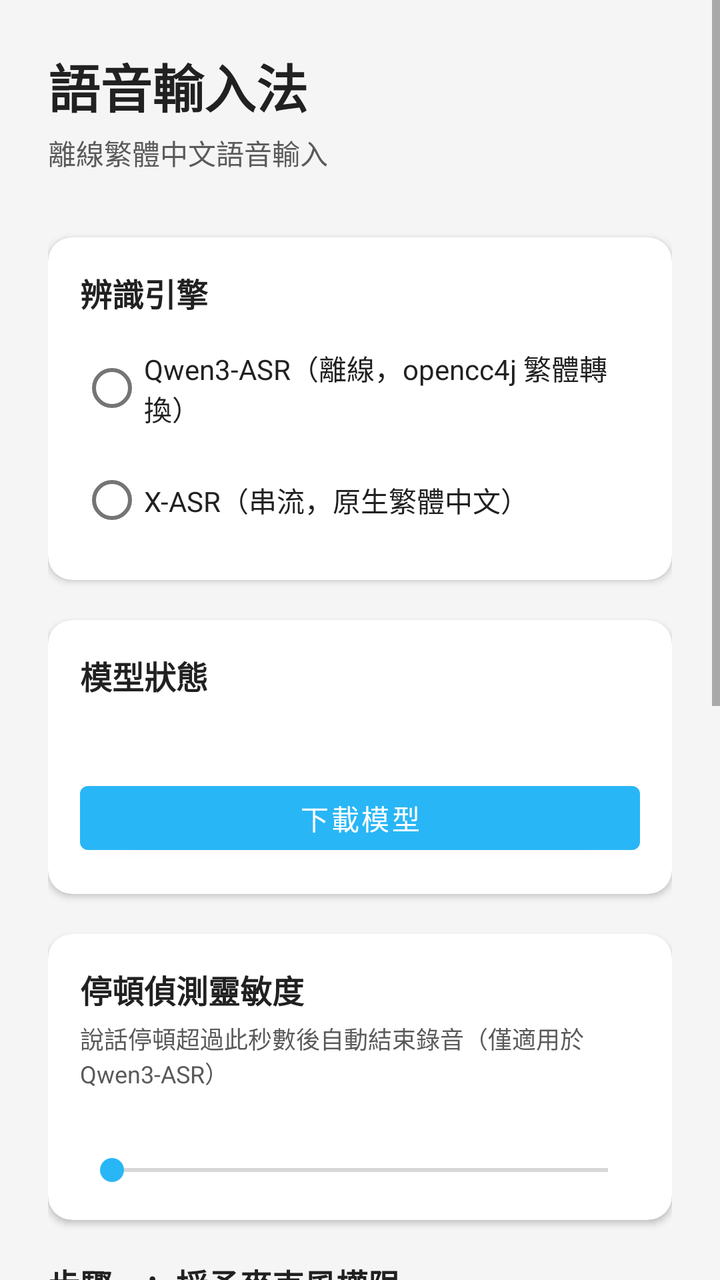
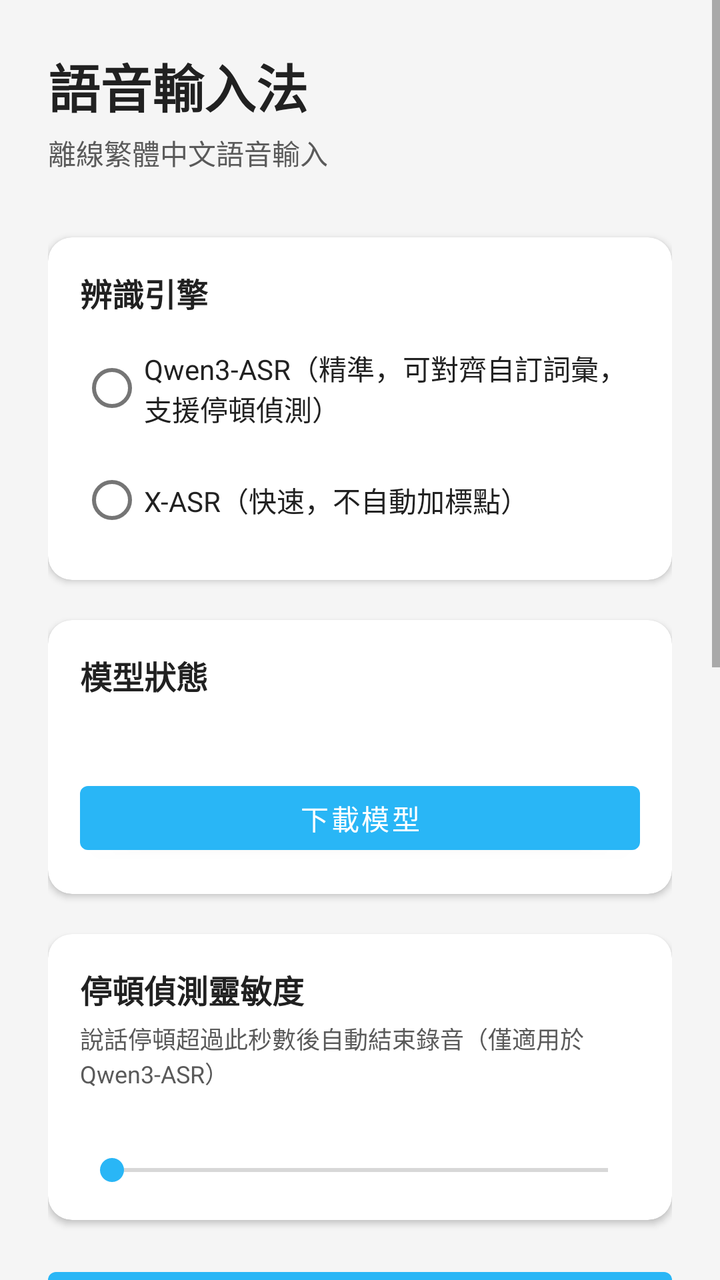

Two renders of the same Android screen: before a commit and after it. Below are the layout's source before the change and the commit's diff.
<!-- AndroidManifest.xml: application theme Theme.VoiceAssistant -->
<!-- res/layout/activity_settings.xml -->
<?xml version="1.0" encoding="utf-8"?>
<ScrollView xmlns:android="http://schemas.android.com/apk/res/android"
    android:layout_width="match_parent"
    android:layout_height="match_parent"
    android:background="@color/background">

    <LinearLayout
        android:layout_width="match_parent"
        android:layout_height="wrap_content"
        android:orientation="vertical"
        android:padding="24dp">

        <TextView
            android:layout_width="match_parent"
            android:layout_height="wrap_content"
            android:text="語音輸入法"
            android:textSize="26sp"
            android:textStyle="bold"
            android:textColor="@color/text_primary"
            android:layout_marginBottom="4dp" />

        <TextView
            android:layout_width="match_parent"
            android:layout_height="wrap_content"
            android:text="離線繁體中文語音輸入"
            android:textSize="14sp"
            android:textColor="@color/text_secondary"
            android:layout_marginBottom="32dp" />

        
        <androidx.cardview.widget.CardView
            xmlns:app="http://schemas.android.com/apk/res-auto"
            android:layout_width="match_parent"
            android:layout_height="wrap_content"
            app:cardCornerRadius="12dp"
            app:cardElevation="2dp"
            app:cardBackgroundColor="@color/white"
            android:layout_marginBottom="20dp">

            <LinearLayout
                android:layout_width="match_parent"
                android:layout_height="wrap_content"
                android:orientation="vertical"
                android:padding="16dp">

                <TextView
                    android:layout_width="match_parent"
                    android:layout_height="wrap_content"
                    android:text="辨識引擎"
                    android:textSize="16sp"
                    android:textStyle="bold"
                    android:textColor="@color/text_primary"
                    android:layout_marginBottom="12dp" />

                <RadioGroup
                    android:id="@+id/rg_engine"
                    android:layout_width="match_parent"
                    android:layout_height="wrap_content"
                    android:orientation="vertical">

                    <RadioButton
                        android:id="@+id/rb_qwen3"
                        android:layout_width="match_parent"
                        android:layout_height="wrap_content"
                        android:text="Qwen3-ASR（離線，opencc4j 繁體轉換）"
                        android:textSize="14sp"
                        android:textColor="@color/text_primary"
                        android:layout_marginBottom="8dp" />

                    <RadioButton
                        android:id="@+id/rb_xasr"
                        android:layout_width="match_parent"
                        android:layout_height="wrap_content"
                        android:text="X-ASR（串流，原生繁體中文）"
                        android:textSize="14sp"
                        android:textColor="@color/text_primary" />
                </RadioGroup>
            </LinearLayout>
        </androidx.cardview.widget.CardView>

        
        <androidx.cardview.widget.CardView
            xmlns:app="http://schemas.android.com/apk/res-auto"
            android:layout_width="match_parent"
            android:layout_height="wrap_content"
            app:cardCornerRadius="12dp"
            app:cardElevation="2dp"
            app:cardBackgroundColor="@color/white"
            android:layout_marginBottom="20dp">

            <LinearLayout
                android:layout_width="match_parent"
                android:layout_height="wrap_content"
                android:orientation="vertical"
                android:padding="16dp">

                <TextView
                    android:layout_width="match_parent"
                    android:layout_height="wrap_content"
                    android:text="模型狀態"
                    android:textSize="16sp"
                    android:textStyle="bold"
                    android:textColor="@color/text_primary"
                    android:layout_marginBottom="8dp" />

                <TextView
                    android:id="@+id/tv_model_status"
                    android:layout_width="match_parent"
                    android:layout_height="wrap_content"
                    android:textSize="13sp"
                    android:textColor="@color/text_secondary"
                    android:lineSpacingMultiplier="1.4"
                    android:layout_marginBottom="12dp" />

                <Button
                    android:id="@+id/btn_download_model"
                    android:layout_width="match_parent"
                    android:layout_height="44dp"
                    android:text="下載模型" />

                <TextView
                    android:id="@+id/tv_download_status"
                    android:layout_width="match_parent"
                    android:layout_height="wrap_content"
                    android:textSize="12sp"
                    android:textColor="@color/text_secondary"
                    android:layout_marginTop="8dp"
                    android:visibility="gone" />

                <ProgressBar
                    android:id="@+id/progress_download"
                    style="@android:style/Widget.ProgressBar.Horizontal"
                    android:layout_width="match_parent"
                    android:layout_height="6dp"
                    android:max="100"
                    android:layout_marginTop="4dp"
                    android:visibility="gone" />
            </LinearLayout>
        </androidx.cardview.widget.CardView>

        
        <androidx.cardview.widget.CardView
            xmlns:app="http://schemas.android.com/apk/res-auto"
            android:layout_width="match_parent"
            android:layout_height="wrap_content"
            app:cardCornerRadius="12dp"
            app:cardElevation="2dp"
            app:cardBackgroundColor="@color/white"
            android:layout_marginBottom="20dp">

            <LinearLayout
                android:layout_width="match_parent"
                android:layout_height="wrap_content"
                android:orientation="vertical"
                android:padding="16dp">

                <TextView
                    android:layout_width="match_parent"
                    android:layout_height="wrap_content"
                    android:text="停頓偵測靈敏度"
                    android:textSize="16sp"
                    android:textStyle="bold"
                    android:textColor="@color/text_primary"
                    android:layout_marginBottom="4dp" />

                <TextView
                    android:layout_width="match_parent"
                    android:layout_height="wrap_content"
                    android:text="說話停頓超過此秒數後自動結束錄音（僅適用於 Qwen3-ASR）"
                    android:textSize="12sp"
                    android:textColor="@color/text_secondary"
                    android:layout_marginBottom="8dp" />

                <TextView
                    android:id="@+id/tv_vad_value"
                    android:layout_width="match_parent"
                    android:layout_height="wrap_content"
                    android:textSize="14sp"
                    android:textStyle="bold"
                    android:textColor="@color/text_primary"
                    android:gravity="center"
                    android:layout_marginBottom="4dp" />

                <SeekBar
                    android:id="@+id/sb_vad_silence"
                    android:layout_width="match_parent"
                    android:layout_height="wrap_content"
                    android:max="25" />
            </LinearLayout>
        </androidx.cardview.widget.CardView>

        
        <TextView
            android:layout_width="match_parent"
            android:layout_height="wrap_content"
            android:text="步驟一：授予麥克風權限"
            android:textSize="16sp"
            android:textStyle="bold"
            android:textColor="@color/text_primary"
            android:layout_marginBottom="8dp" />

        <TextView
            android:id="@+id/tv_mic_status"
            android:layout_width="match_parent"
            android:layout_height="wrap_content"
            android:textSize="13sp"
            android:textColor="@color/text_secondary"
            android:layout_marginBottom="8dp" />

        <Button
            android:id="@+id/btn_grant_mic"
            android:layout_width="match_parent"
            android:layout_height="48dp"
            android:text="授予麥克風權限"
            android:layout_marginBottom="20dp" />

        
        <TextView
            android:layout_width="match_parent"
            android:layout_height="wrap_content"
            android:text="步驟二：啟用輸入法"
            android:textSize="16sp"
            android:textStyle="bold"
            android:textColor="@color/text_primary"
            android:layout_marginBottom="8dp" />

        <Button
            android:id="@+id/btn_enable_ime"
            android:layout_width="match_parent"
            android:layout_height="48dp"
            android:text="前往系統設定 → 啟用語音輸入法"
            android:layout_marginBottom="20dp" />

        
        <TextView
            android:layout_width="match_parent"
            android:layout_height="wrap_content"
            android:text="步驟三：切換輸入法"
            android:textSize="16sp"
            android:textStyle="bold"
            android:textColor="@color/text_primary"
            android:layout_marginBottom="8dp" />

        <Button
            android:id="@+id/btn_switch_ime"
            android:layout_width="match_parent"
            android:layout_height="48dp"
            android:text="切換至語音輸入法"
            android:layout_marginBottom="20dp" />

        
        <TextView
            android:layout_width="match_parent"
            android:layout_height="wrap_content"
            android:text="使用方式"
            android:textSize="16sp"
            android:textStyle="bold"
            android:textColor="@color/text_primary"
            android:layout_marginBottom="8dp" />

        <TextView
            android:layout_width="match_parent"
            android:layout_height="wrap_content"
            android:text="1. 在任何輸入框點選，叫出鍵盤\n2. 點擊麥克風按鈕開始說話\n3. 靜音後自動識別，或再次點擊停止\n4. 識別結果顯示於頂部預覽欄\n5. 點擊「確認插入」將文字輸入到應用"
            android:textSize="14sp"
            android:textColor="@color/text_secondary"
            android:lineSpacingMultiplier="1.6" />

    </LinearLayout>
</ScrollView>
<!-- resources referenced by this layout -->
<resources>
  <color name="background">#F5F5F5</color>
  <color name="text_primary">#212121</color>
  <color name="text_secondary">#5A5A5A</color>
  <color name="white">#FFFFFF</color>
  <style name="Theme.VoiceAssistant" parent="Theme.MaterialComponents.DayNight.NoActionBar">
          <item name="colorPrimary">@color/ime_accent</item>
          <item name="colorPrimaryDark">#0288D1</item>
          <item name="colorAccent">@color/ime_accent</item>
      </style>
  <color name="ime_accent">#29B6F6</color>
</resources>

<!-- the commit's change to res/layout/activity_settings.xml (unified diff, before → after) -->
@@ -62,7 +62,7 @@
                         android:id="@+id/rb_qwen3"
                         android:layout_width="match_parent"
                         android:layout_height="wrap_content"
-                        android:text="Qwen3-ASR（離線，opencc4j 繁體轉換）"
+                        android:text="Qwen3-ASR（精準，可對齊自訂詞彙，支援停頓偵測）"
                         android:textSize="14sp"
                         android:textColor="@color/text_primary"
                         android:layout_marginBottom="8dp" />
@@ -71,7 +71,7 @@
                         android:id="@+id/rb_xasr"
                         android:layout_width="match_parent"
                         android:layout_height="wrap_content"
-                        android:text="X-ASR（串流，原生繁體中文）"
+                        android:text="X-ASR（快速，不自動加標點）"
                         android:textSize="14sp"
                         android:textColor="@color/text_primary" />
                 </RadioGroup>
@@ -190,6 +190,14 @@
         </androidx.cardview.widget.CardView>
 
         
+        <Button
+            android:id="@+id/btn_open_dict"
+            android:layout_width="match_parent"
+            android:layout_height="48dp"
+            android:text="管理自訂詞彙"
+            android:layout_marginBottom="20dp" />
+
+        
         <TextView
             android:layout_width="match_parent"
             android:layout_height="wrap_content"
